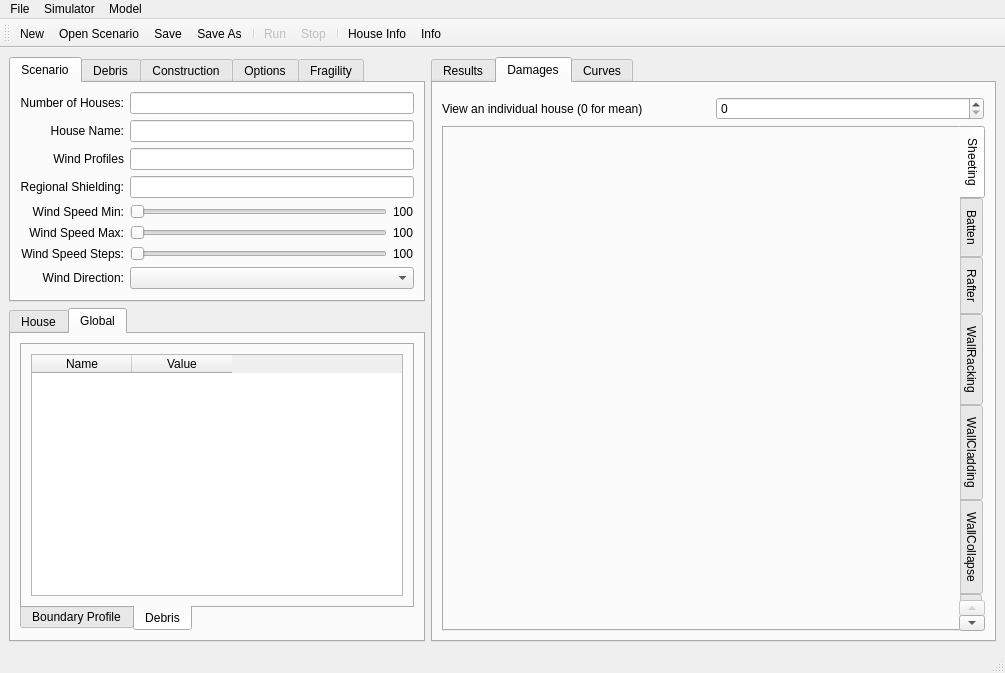
First picture: the form in vaws/gui/ui/main.ui, repository GeoscienceAustralia/vaws, before the edit.
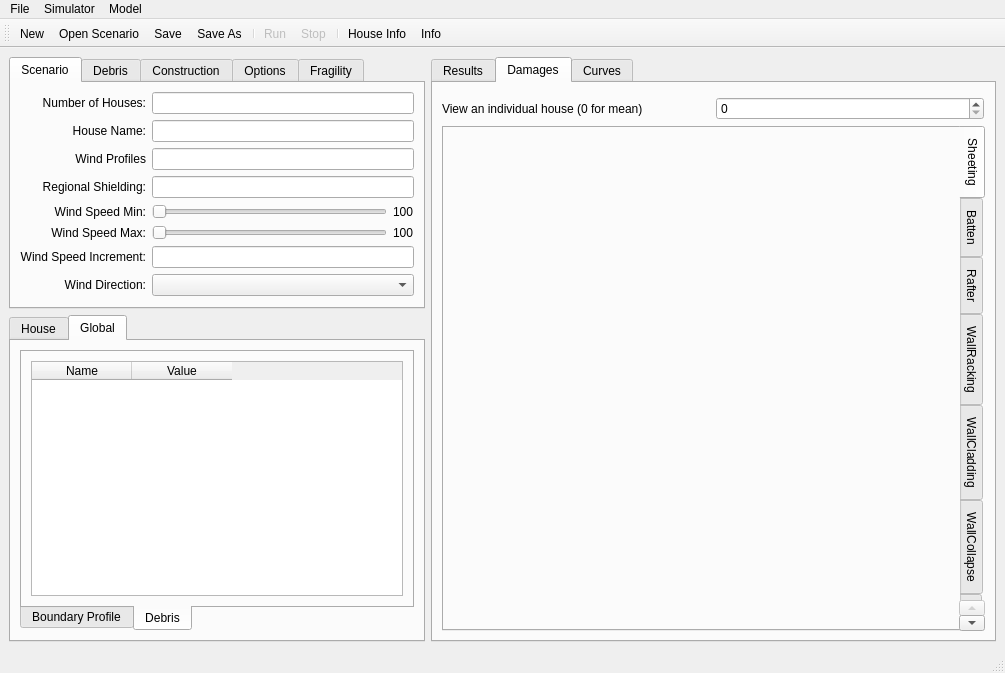
Second picture: the form after the edit. The open tabs and pages were chosen to show the change. Icons and pictures are not drawn. Custom widgets are drawn as their Qt base class.

Commit message: change wind_speed_steps to wind_speed_increment

What changed in the file:
```diff
--- a/vaws/gui/ui/main.ui
+++ b/vaws/gui/ui/main.ui
@@ -194,40 +194,13 @@
           <item row="6" column="0">
            <widget class="QLabel" name="label_15">
             <property name="text">
-             <string>Wind Speed Steps:</string>
+             <string>Wind Speed Increment:</string>
             </property>
             <property name="alignment">
              <set>Qt::AlignRight|Qt::AlignTrailing|Qt::AlignVCenter</set>
             </property>
            </widget>
           </item>
-          <item row="6" column="1">
-           <layout class="QHBoxLayout" name="horizontalLayout_37">
-            <item>
-             <widget class="QSlider" name="windSteps">
-              <property name="minimum">
-               <number>1</number>
-              </property>
-              <property name="maximum">
-               <number>500</number>
-              </property>
-              <property name="orientation">
-               <enum>Qt::Horizontal</enum>
-              </property>
-              <property name="tickPosition">
-               <enum>QSlider::NoTicks</enum>
-              </property>
-             </widget>
-            </item>
-            <item>
-             <widget class="QLabel" name="windStepsLabel">
-              <property name="text">
-               <string>100</string>
-              </property>
-             </widget>
-            </item>
-           </layout>
-          </item>
           <item row="7" column="0">
            <widget class="QLabel" name="label_20">
             <property name="text">
@@ -254,6 +227,9 @@
             </property>
            </widget>
           </item>
+          <item row="6" column="1">
+           <widget class="QLineEdit" name="windIncrement"/>
+          </item>
          </layout>
         </widget>
         <widget class="QWidget" name="debris_tab">
```
Left out of the diff: 2 changed lines with no effect on the pictures. The commit also changes 29 other files.
